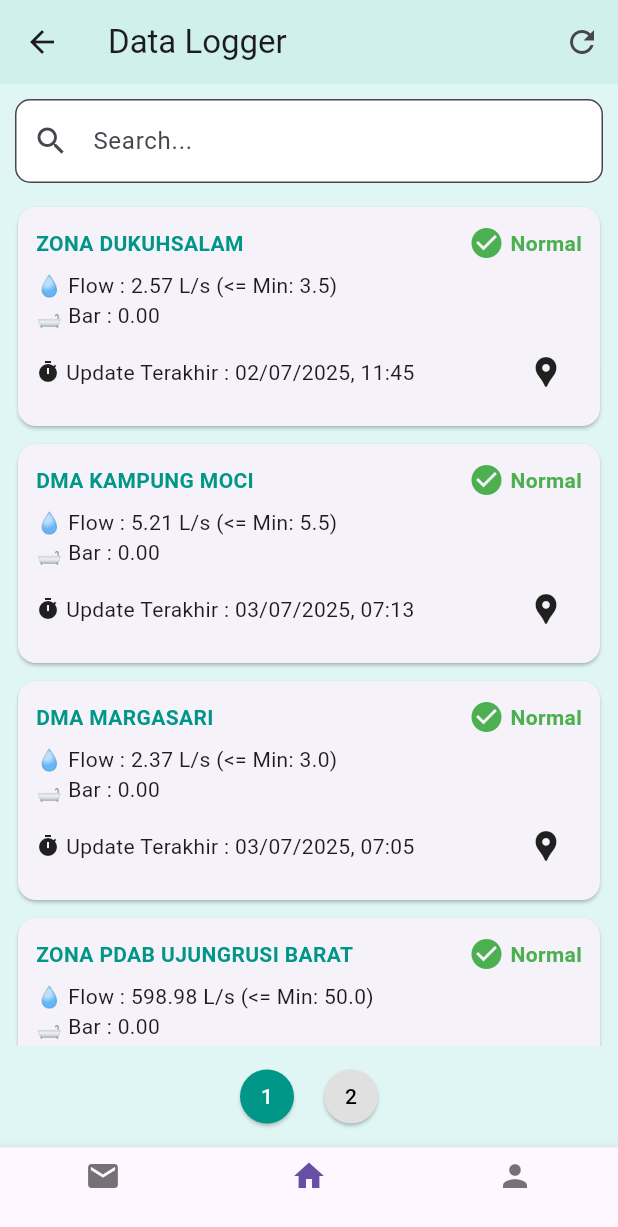
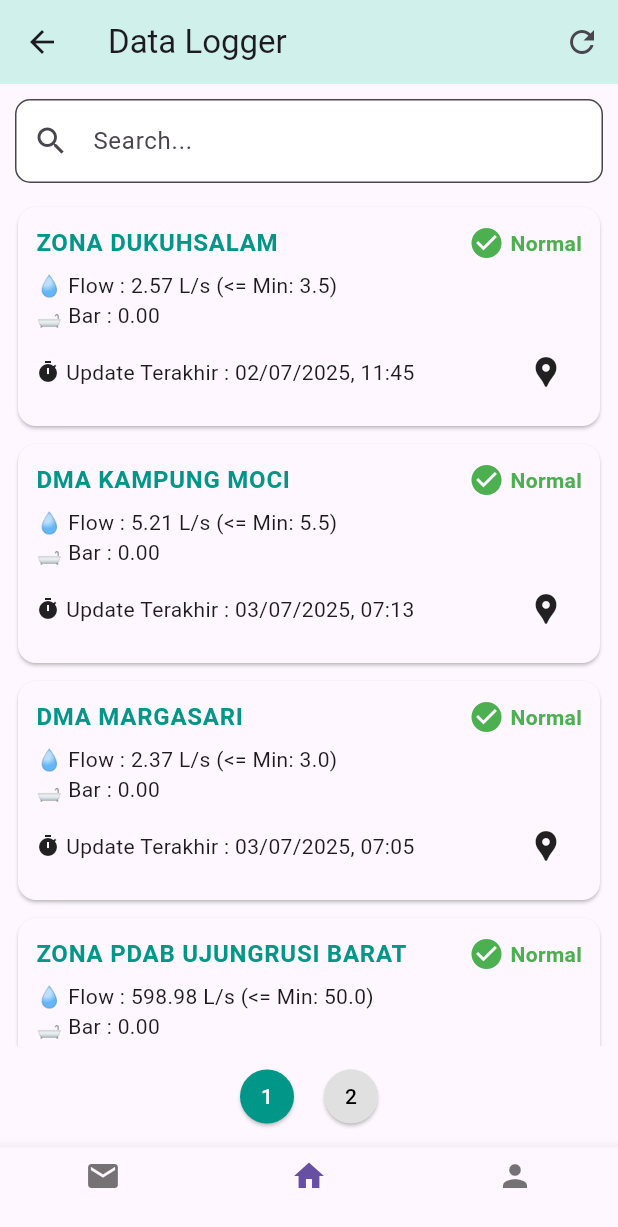
Before and after one commit to kp334/flutter_application_1, a Flutter app: the screen it shows after launch, after a tap on "Log in", after a tap on "Lihat Semua", on a phone screen of 412 x 824 dp. Shown: the top 1227 px of the screen. Run offline on Flutter 3.47's test engine with Material 3 defaults, Android fonts, the phone set to English and light mode, and no system bars; our stand-ins replace fl_chart, pdf, printing.

Commit message:
flutter_application_1

```diff
--- a/lib/data_logger_page.dart
+++ b/lib/data_logger_page.dart
@@ -64,6 +64,7 @@ class _DataLoggerScreenState extends State<DataLoggerScreen> {
 
   @override
   Widget build(BuildContext context) {
+    final isDark = Theme.of(context).brightness == Brightness.dark;
     final totalPages = (filteredZones.length / _zonesPerPage).ceil();
     final start = _currentPage * _zonesPerPage;
     final end = start + _zonesPerPage;
@@ -73,9 +74,9 @@ class _DataLoggerScreenState extends State<DataLoggerScreen> {
     );
 
     return Scaffold(
-      backgroundColor: const Color(0xffe0f6f4),
+      backgroundColor: Theme.of(context).scaffoldBackgroundColor,
       appBar: AppBar(
-        backgroundColor: const Color(0xffd0f0ec),
+        backgroundColor: isDark ? Colors.grey[900] : const Color(0xffd0f0ec),
         title: const Text("Data Logger"),
         leading: IconButton(
           icon: const Icon(Icons.arrow_back),
@@ -96,7 +97,7 @@ class _DataLoggerScreenState extends State<DataLoggerScreen> {
                 prefixIcon: const Icon(Icons.search),
                 border: OutlineInputBorder(borderRadius: BorderRadius.circular(10)),
                 filled: true,
-                fillColor: Colors.white,
+                fillColor: Theme.of(context).inputDecorationTheme.fillColor ?? (isDark ? Colors.grey[800] : Colors.white),
               ),
             ),
           ),
@@ -174,10 +175,12 @@ class ZoneCard extends StatelessWidget {
 
   @override
   Widget build(BuildContext context) {
+    final isDark = Theme.of(context).brightness == Brightness.dark;
+
     return Card(
       margin: const EdgeInsets.symmetric(horizontal: 12, vertical: 6),
       shape: RoundedRectangleBorder(borderRadius: BorderRadius.circular(12)),
-      color: const Color(0xfff6f2fa),
+      color: Theme.of(context).cardColor,
       child: Padding(
         padding: const EdgeInsets.all(12),
         child: Column(
@@ -186,7 +189,13 @@ class ZoneCard extends StatelessWidget {
             Row(
               mainAxisAlignment: MainAxisAlignment.spaceBetween,
               children: [
-                Text(zone.name, style: const TextStyle(color: Colors.teal, fontWeight: FontWeight.bold)),
+                Text(
+                  zone.name,
+                  style: Theme.of(context).textTheme.bodyLarge?.copyWith(
+                        color: Colors.teal,
+                        fontWeight: FontWeight.bold,
+                      ),
+                ),
                 Row(
                   children: [
                     Icon(zone.isNormal ? Icons.check_circle : Icons.error,
@@ -219,7 +228,7 @@ class ZoneCard extends StatelessWidget {
                 ),
                 IconButton(
                   icon: const Icon(Icons.location_pin),
-                  color: Colors.black87,
+                  color: isDark ? Colors.white70 : Colors.black87,
                   onPressed: () => _openMap(context),
                 )
               ],
--- a/lib/home_page.dart
+++ b/lib/home_page.dart
@@ -195,7 +195,7 @@ class _HomePageState extends State<HomePage> {
   }
 }
 
-// ====================== COMPONENTS ==========================
+// ===================== COMPONENTS =======================
 
 class _InfoCard extends StatelessWidget {
   final Color color;
@@ -300,28 +300,33 @@ class _FlowLoggerCard extends StatelessWidget {
 
   @override
   Widget build(BuildContext context) {
+    final isDark = Theme.of(context).brightness == Brightness.dark;
+    final cardColor = isDark ? Colors.grey[850] : const Color(0xFFF8F4FA);
+    final textColor = isDark ? Colors.white70 : Colors.black87;
+    final zoneColor = isDark ? Colors.tealAccent : Colors.teal;
+
     return Container(
       padding: const EdgeInsets.all(12),
       decoration: BoxDecoration(
-        color: const Color(0xFFF8F4FA),
+        color: cardColor,
         borderRadius: BorderRadius.circular(6),
       ),
       child: Stack(
         children: [
           Column(
             crossAxisAlignment: CrossAxisAlignment.start,
-            children: const [
+            children: [
               Text('ZONA DUKUHSALAM',
                   style: TextStyle(
                     fontWeight: FontWeight.bold,
                     fontSize: 13,
-                    color: Colors.teal,
+                    color: zoneColor,
                   )),
-              SizedBox(height: 8),
-              _FlowLoggerInfo(label: 'Flow', value: '2.57 L/s (<= Min: 3.5)', icon: Icons.water_drop),
-              _FlowLoggerInfo(label: 'Bar', value: '0.00', icon: Icons.speed),
-              _FlowLoggerInfo(label: 'Update Terakhir', value: '02/07/2025, 11:45', icon: Icons.access_time),
-              SizedBox(height: 24),
+              const SizedBox(height: 8),
+              _FlowLoggerInfo(label: 'Flow', value: '2.57 L/s (<= Min: 3.5)', icon: Icons.water_drop, textColor: textColor),
+              _FlowLoggerInfo(label: 'Bar', value: '0.00', icon: Icons.speed, textColor: textColor),
+              _FlowLoggerInfo(label: 'Update Terakhir', value: '02/07/2025, 11:45', icon: Icons.access_time, textColor: textColor),
+              const SizedBox(height: 24),
             ],
           ),
           const Positioned(
@@ -358,8 +363,14 @@ class _FlowLoggerInfo extends StatelessWidget {
   final String label;
   final String value;
   final IconData icon;
+  final Color textColor;
 
-  const _FlowLoggerInfo({required this.label, required this.value, required this.icon});
+  const _FlowLoggerInfo({
+    required this.label,
+    required this.value,
+    required this.icon,
+    required this.textColor,
+  });
 
   @override
   Widget build(BuildContext context) {
@@ -367,10 +378,10 @@ class _FlowLoggerInfo extends StatelessWidget {
       padding: const EdgeInsets.only(bottom: 2),
       child: Row(
         children: [
-          Icon(icon, size: 14, color: Colors.black54),
+          Icon(icon, size: 14, color: textColor),
           const SizedBox(width: 4),
-          Text('$label : ', style: const TextStyle(fontSize: 11, fontWeight: FontWeight.w500)),
-          Expanded(child: Text(value, style: const TextStyle(fontSize: 11))),
+          Text('$label : ', style: TextStyle(fontSize: 11, fontWeight: FontWeight.w500, color: textColor)),
+          Expanded(child: Text(value, style: TextStyle(fontSize: 11, color: textColor))),
         ],
       ),
     );
--- a/lib/main.dart
+++ b/lib/main.dart
@@ -11,6 +11,26 @@ void main() {
     ),
   );
 }
+
+// ✅ Tambahan: Custom dark theme yang tidak terlalu gelap
+final ThemeData customDarkTheme = ThemeData(
+  brightness: Brightness.dark,
+  scaffoldBackgroundColor: const Color(0xFF2C2C3E),
+  primaryColor: Colors.teal.shade200,
+  cardColor: const Color(0xFF3A3A4F),
+  appBarTheme: const AppBarTheme(
+    backgroundColor: Color(0xFF3A3A4F),
+    iconTheme: IconThemeData(color: Colors.white),
+    titleTextStyle: TextStyle(color: Colors.white, fontWeight: FontWeight.bold, fontSize: 18),
+  ),
+  textTheme: const TextTheme(
+    bodyMedium: TextStyle(color: Colors.white70),
+    bodySmall: TextStyle(color: Colors.white60),
+  ),
+  popupMenuTheme: const PopupMenuThemeData(color: Color(0xFF4A4A5F)),
+  dividerColor: Colors.white24,
+  useMaterial3: true,
+);
 
 class MyApp extends StatelessWidget {
   const MyApp({super.key});
@@ -28,11 +48,7 @@ class MyApp extends StatelessWidget {
         primarySwatch: Colors.teal,
         useMaterial3: true,
       ),
-      darkTheme: ThemeData(
-        brightness: Brightness.dark,
-        primarySwatch: Colors.teal,
-        useMaterial3: true,
-      ),
+      darkTheme: customDarkTheme, // 🔁 Pakai dark theme yang sudah disesuaikan
       home: const LoginPage(),
     );
   }
```
